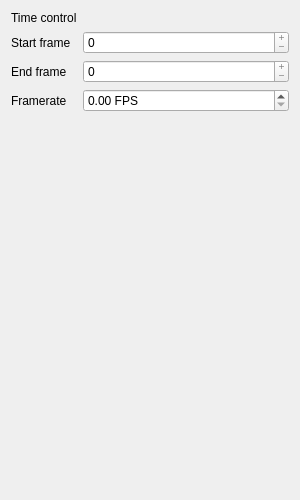
Above: src/tacty/ui/forms/calibration.ui from TactileLibrary/tacty before the change. Below: the same form after it.
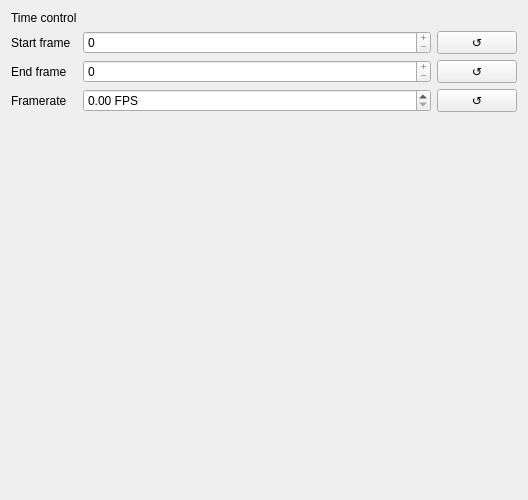
That is the form after the change.

Commit message: add reset to default

The edit to the form file:
```diff
--- a/src/tacty/ui/forms/calibration.ui
+++ b/src/tacty/ui/forms/calibration.ui
@@ -6,7 +6,7 @@
    <rect>
     <x>0</x>
     <y>0</y>
-    <width>300</width>
+    <width>528</width>
     <height>500</height>
    </rect>
   </property>
@@ -27,22 +27,37 @@
      </property>
     </widget>
    </item>
-   <item row="1" column="0">
+   <item row="2" column="0">
     <widget class="QLabel" name="startFrameLabel">
      <property name="text">
       <string>Start frame</string>
      </property>
     </widget>
    </item>
-   <item row="2" column="0">
+   <item row="3" column="0">
     <widget class="QLabel" name="endFrameLabel">
      <property name="text">
       <string>End frame</string>
      </property>
     </widget>
    </item>
-   <item row="1" column="1">
+   <item row="4" column="0">
+    <widget class="QLabel" name="frameRateLabel">
+     <property name="text">
+      <string>Framerate</string>
+     </property>
+    </widget>
+   </item>
+   <item row="2" column="1">
+    <layout class="QHBoxLayout" name="horizontalLayout">
+     <item>
     <widget class="QSpinBox" name="startFrame">
+       <property name="sizePolicy">
+        <sizepolicy hsizetype="Expanding" vsizetype="Fixed">
+         <horstretch>0</horstretch>
+         <verstretch>0</verstretch>
+        </sizepolicy>
+       </property>
      <property name="frame">
       <bool>true</bool>
      </property>
@@ -66,25 +81,76 @@
      </property>
     </widget>
    </item>
-   <item row="2" column="1">
-    <widget class="QSpinBox" name="endFrame">
-     <property name="buttonSymbols">
-      <enum>QAbstractSpinBox::ButtonSymbols::PlusMinus</enum>
-     </property>
-     <property name="maximum">
-      <number>0</number>
-     </property>
-    </widget>
-   </item>
-   <item row="3" column="0">
-    <widget class="QLabel" name="frameRateLabel">
+     <item>
+      <widget class="QPushButton" name="startFrameReset">
+       <property name="sizePolicy">
+        <sizepolicy hsizetype="Preferred" vsizetype="Preferred">
+         <horstretch>0</horstretch>
+         <verstretch>0</verstretch>
+        </sizepolicy>
+       </property>
      <property name="text">
-      <string>Framerate</string>
-     </property>
-    </widget>
+        <string>↺</string>
+       </property>
+       <property name="default">
+        <bool>false</bool>
+       </property>
+       <property name="flat">
+        <bool>false</bool>
+       </property>
+      </widget>
+     </item>
+    </layout>
    </item>
    <item row="3" column="1">
+    <layout class="QHBoxLayout" name="horizontalLayout_2">
+     <item>
+      <widget class="QSpinBox" name="endFrame">
+       <property name="sizePolicy">
+        <sizepolicy hsizetype="Expanding" vsizetype="Fixed">
+         <horstretch>0</horstretch>
+         <verstretch>0</verstretch>
+        </sizepolicy>
+       </property>
+       <property name="buttonSymbols">
+        <enum>QAbstractSpinBox::ButtonSymbols::PlusMinus</enum>
+       </property>
+       <property name="maximum">
+        <number>0</number>
+       </property>
+      </widget>
+     </item>
+     <item>
+      <widget class="QPushButton" name="endFrameReset">
+       <property name="sizePolicy">
+        <sizepolicy hsizetype="Preferred" vsizetype="Preferred">
+         <horstretch>0</horstretch>
+         <verstretch>0</verstretch>
+        </sizepolicy>
+       </property>
+       <property name="text">
+        <string>↺</string>
+       </property>
+       <property name="default">
+        <bool>false</bool>
+       </property>
+       <property name="flat">
+        <bool>false</bool>
+       </property>
+      </widget>
+     </item>
+    </layout>
+   </item>
+   <item row="4" column="1">
+    <layout class="QHBoxLayout" name="horizontalLayout_3">
+     <item>
     <widget class="QDoubleSpinBox" name="frameRate">
+       <property name="sizePolicy">
+        <sizepolicy hsizetype="Expanding" vsizetype="Fixed">
+         <horstretch>0</horstretch>
+         <verstretch>0</verstretch>
+        </sizepolicy>
+       </property>
      <property name="suffix">
       <string> FPS</string>
      </property>
@@ -92,6 +158,27 @@
       <double>999.990000000000009</double>
      </property>
     </widget>
+     </item>
+     <item>
+      <widget class="QPushButton" name="frameRateReset">
+       <property name="sizePolicy">
+        <sizepolicy hsizetype="Preferred" vsizetype="Preferred">
+         <horstretch>0</horstretch>
+         <verstretch>0</verstretch>
+        </sizepolicy>
+       </property>
+       <property name="text">
+        <string>↺</string>
+       </property>
+       <property name="default">
+        <bool>false</bool>
+       </property>
+       <property name="flat">
+        <bool>false</bool>
+       </property>
+      </widget>
+     </item>
+    </layout>
    </item>
   </layout>
  </widget>
```
Lines whose indentation alone changed are shown as unchanged. The commit also changes 2 other files.
